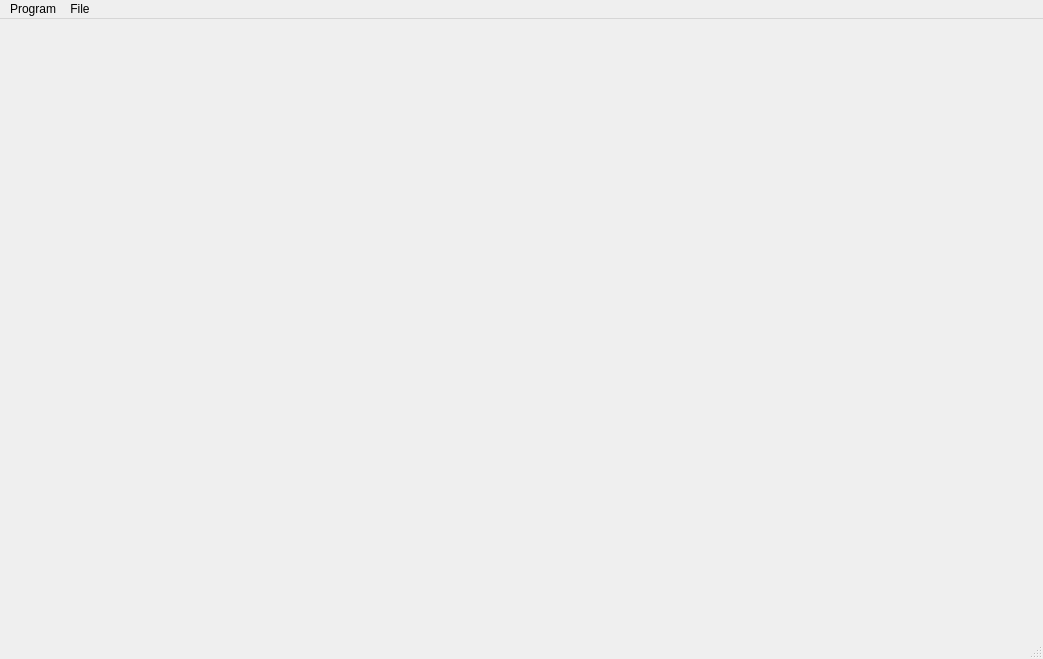
This is views/mainwindow.ui in TheDmitry/CS206-OOP-Application as Qt 5 draws it before an edit. The edited form follows.
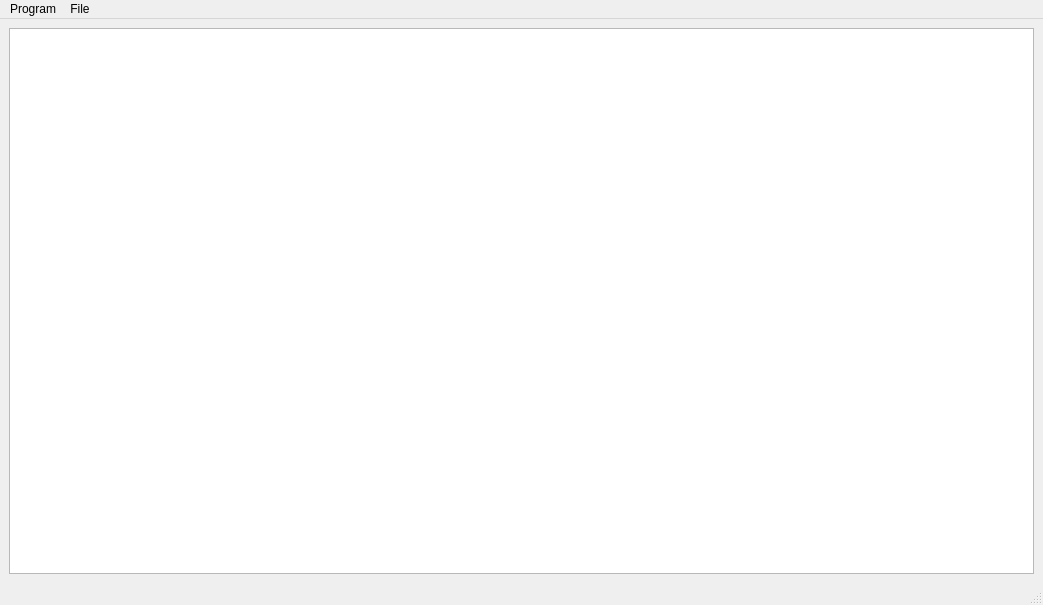
This is the edited form.

Commit message: Implement scheme for DbFiles, featured VRHeadsetTableModel

Patch:
```diff
--- a/views/mainwindow.ui
+++ b/views/mainwindow.ui
@@ -7,7 +7,7 @@
     <x>0</x>
     <y>0</y>
     <width>1043</width>
-    <height>659</height>
+    <height>605</height>
    </rect>
   </property>
   <property name="windowTitle">
@@ -20,7 +20,11 @@
      <verstretch>0</verstretch>
     </sizepolicy>
    </property>
-   <layout class="QGridLayout" name="gridLayout_2"/>
+   <layout class="QGridLayout" name="gridLayout_2">
+    <item row="0" column="0">
+     <widget class="QTableView" name="tableView"/>
+    </item>
+   </layout>
   </widget>
   <widget class="QMenuBar" name="menubar">
    <property name="geometry">
```
Left out of the diff: 69 changed lines with no effect on the pictures. The commit also changes 12 other files.
